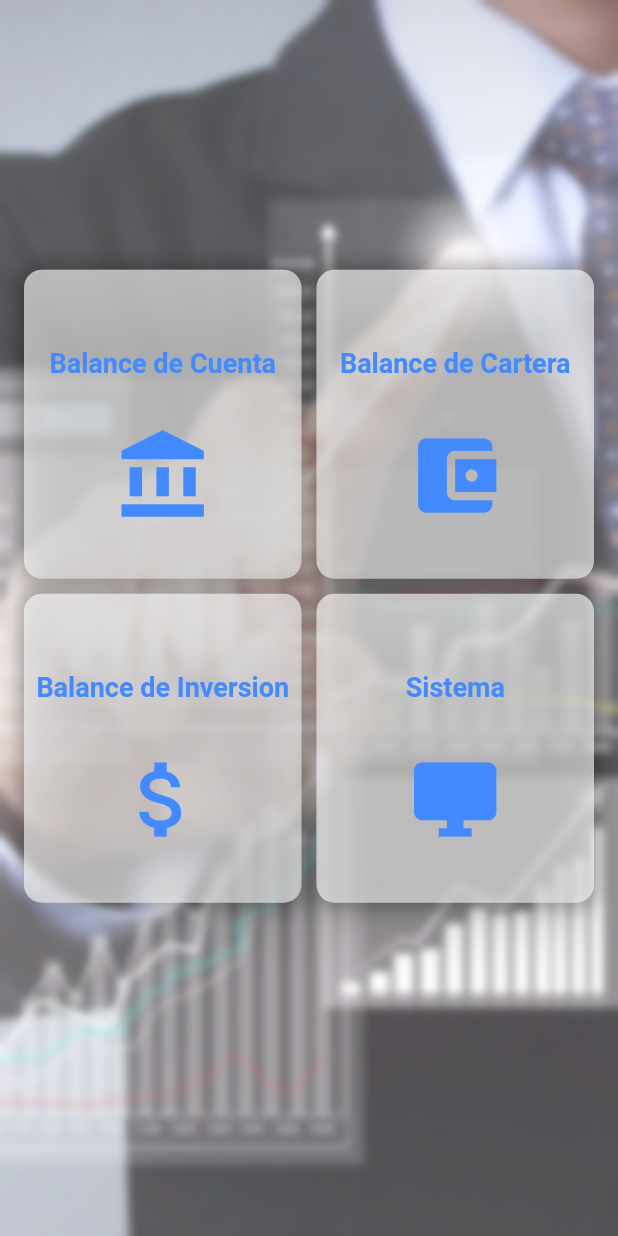
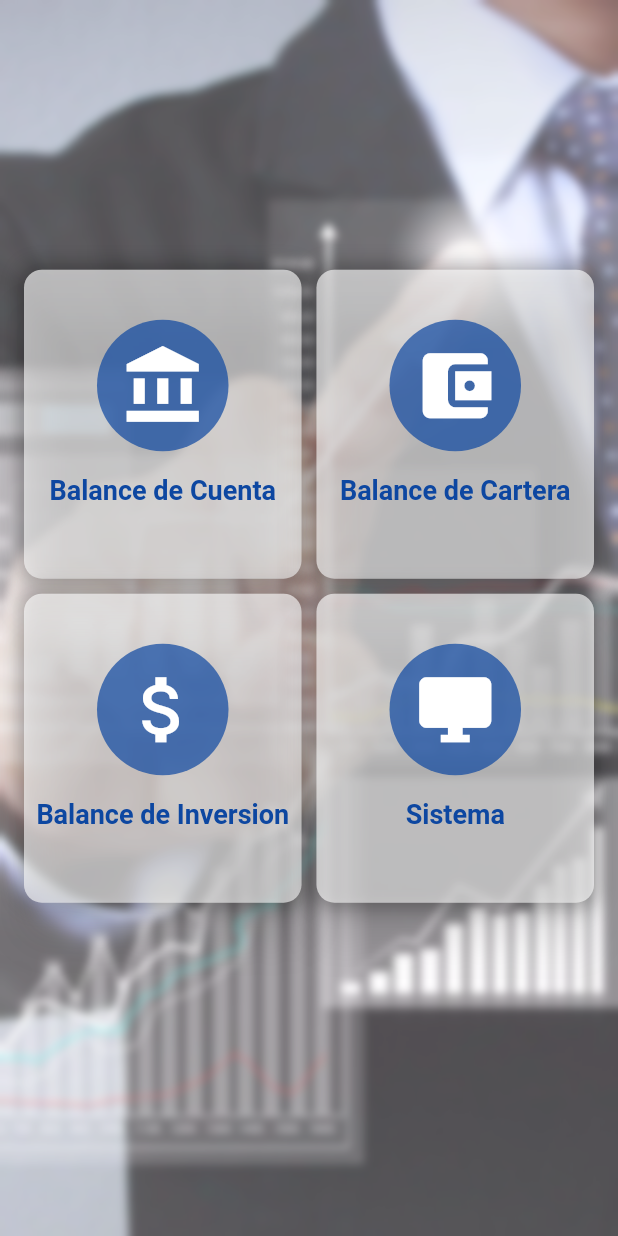
Before and after one commit to RonaldVega14/HomeDesignSGB, a Flutter app: the screen it shows after launch, on a phone screen of 412 x 824 dp. Run offline on Flutter 3.47's test engine with Material 2 defaults, Android fonts, the phone set to English and light mode, and no system bars.

Commit message:
Making items in the dashboard tappable
Adding inkwell to 'myItems' widget to made them tappables

```diff
--- a/home_desing/lib/pages/dashboard.dart
+++ b/home_desing/lib/pages/dashboard.dart
@@ -27,7 +27,13 @@ class Dashboard extends StatefulWidget {
 
   //Card item
   Widget myItems(IconData icon, String title, Color color){
-      return Container(
+      return Material(
+        color: Colors.transparent,
+        child: InkWell(
+          borderRadius: BorderRadius.circular(12.0),
+          highlightColor: color,
+          onTap: (){},
+          child: Container(
             decoration: _buildShadowAndRoundedCorners(),
             child: Material(
               color: Colors.white.withOpacity(0.4),
@@ -44,15 +50,17 @@ class Dashboard extends StatefulWidget {
                   ),
               ),
             ),
+          ),
+      ),
     );
   }
 //Construye el texto
-    Widget _buildText(String title){
+    Widget _buildText(String title, Color color){
       return Center(
         child: Text(
           title,
           style:TextStyle(
-          color: Colors.blueAccent,
+          color: color,
           fontSize: 18.0,
           fontFamily: 'Roboto',
           fontWeight: FontWeight.w800,
@@ -60,31 +68,35 @@ class Dashboard extends StatefulWidget {
         ),
       );
     }
-
+//Construye el icono
     Widget _buildIcon(IconData icon, Color color){
-      return Padding(
-          padding: const EdgeInsets.all(8.0),
+      return Material(
+        color: color.withOpacity(0.7),
+        borderRadius: BorderRadius.circular(50.0),
+        child: Padding(
+          padding: const EdgeInsets.all(15.0),
           child: Icon(
             icon,
-            color: Colors.blueAccent,
-            size: MediaQuery.of(context).size.height*0.08,
+            color: Colors.white,
+            size: MediaQuery.of(context).size.height*0.07,
+            ),
           ),
        );
     }
-
+//Construye las columnas
     Widget _buildColumn(String title, IconData icon, Color color){
       return Column(
         mainAxisAlignment: MainAxisAlignment.center,
         crossAxisAlignment: CrossAxisAlignment.center,
         children: <Widget>[
+        //Icon
+        Flexible(child: _buildIcon(icon, color), flex: 3, fit: FlexFit.loose),
         //Text
-        Flexible(child: _buildText(title), flex: 1, fit: FlexFit.loose),
-        //Icon
-        Flexible(child: _buildIcon(icon, color), flex: 2, fit: FlexFit.loose)
+        Flexible(child: _buildText(title, color), flex: 1, fit: FlexFit.loose),
         ],
       );
     }
-
+//Junta y construye todo el contenido
     Widget _buildContent(){
       return StaggeredGridView.count(
         crossAxisCount: 2,
@@ -93,10 +105,10 @@ class Dashboard extends StatefulWidget {
         padding: const EdgeInsets.symmetric(vertical: 5.0, horizontal:16.0),
         children: <Widget>[
           Container(color: Colors.transparent),
-          myItems(Icons.account_balance, 'Balance de Cuenta', Colors.blueAccent),
-          myItems(Icons.account_balance_wallet, 'Balance de Cartera', Colors.blueAccent),
-          myItems(Icons.attach_money, 'Balance de Inversion', Colors.blueAccent),
-          myItems(Icons.desktop_windows, 'Sistema', Colors.blueAccent),
+          myItems(Icons.account_balance, 'Balance de Cuenta', Colors.blue[900]),
+          myItems(Icons.account_balance_wallet, 'Balance de Cartera', Colors.blue[900]),
+          myItems(Icons.attach_money, 'Balance de Inversion', Colors.blue[900]),
+          myItems(Icons.desktop_windows, 'Sistema', Colors.blue[900]),
         ],
         staggeredTiles: [
           StaggeredTile.extent(2, MediaQuery.of(context).size.height*0.20),
@@ -108,12 +120,8 @@ class Dashboard extends StatefulWidget {
       );
     }
 
-
-
-
    @override
     Widget build(BuildContext context) {
-      // TODO: implement build
       return Container(
         child: Stack(
           fit: StackFit.expand,
```
Lines whose indentation alone changed are shown as unchanged.
